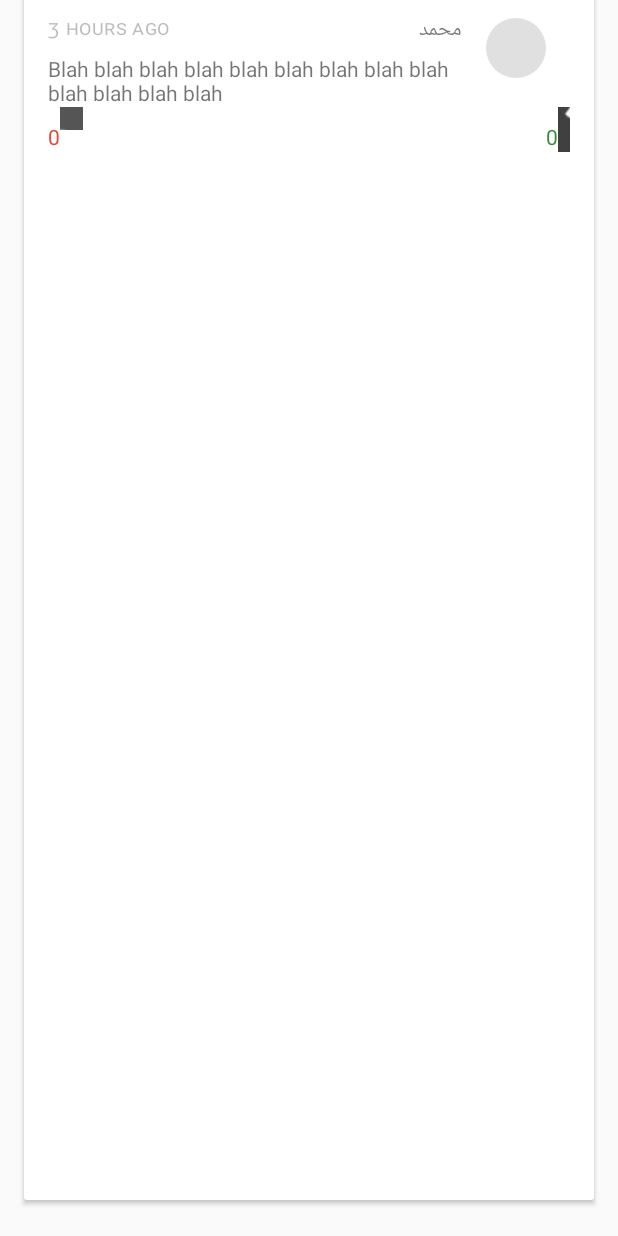
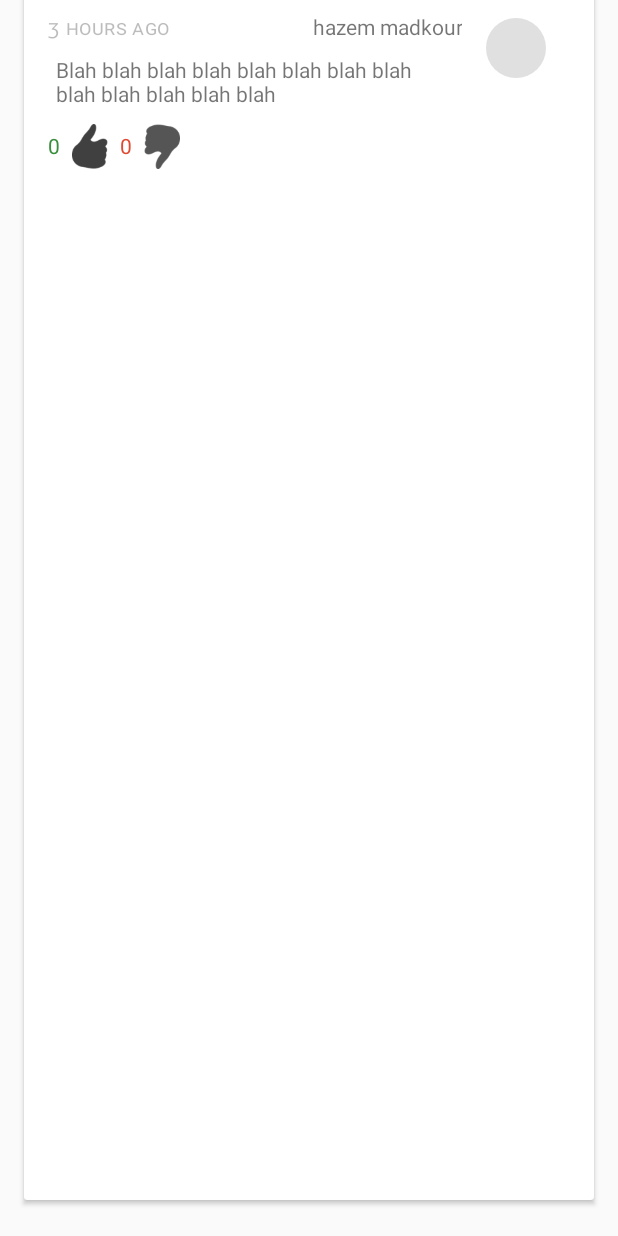
Before and after one commit to Ref3at/3roodk, an Android app: the layout comment_item.xml on its own in the app's theme, with its tools: preview values and no code run, on a phone screen of 412 x 824 dp. Run offline under Robolectric (Android 15) with nearby library versions, the phone set to English and light mode, and no system bars.

Commit message:
improve comments ui

```diff
--- a/app/src/main/res/layout/comment_item.xml
+++ b/app/src/main/res/layout/comment_item.xml
@@ -9,110 +9,113 @@
     android:layout_marginBottom="@dimen/md_keylines"
     android:layout_marginLeft="@dimen/md_keylines"
     android:layout_marginRight="@dimen/md_keylines"
-    android:foreground="?attr/selectableItemBackground">
+>
 
 
 
 
 <RelativeLayout xmlns:android="http://schemas.android.com/apk/res/android"
+    xmlns:tools="http://schemas.android.com/tools"
     android:layout_width="match_parent"
     android:layout_height="wrap_content"
-    xmlns:tools="http://schemas.android.com/tools"
+    android:background="@drawable/comment_background"
+    android:clipToPadding="false"
+    android:descendantFocusability="blocksDescendants"
+    android:foreground="?android:selectableItemBackground"
+    android:layoutDirection="rtl"
     android:minHeight="?android:listPreferredItemHeight"
+    android:paddingBottom="@dimen/padding_normal"
+    android:paddingEnd="@dimen/padding_normal"
+    android:paddingRight="@dimen/padding_normal"
     android:paddingTop="@dimen/padding_normal"
-    android:layoutDirection="rtl"
-    android:paddingEnd="@dimen/padding_normal"
-    android:paddingBottom="@dimen/padding_normal"
-    android:clipToPadding="false"
-    android:foreground="?android:selectableItemBackground"
-    android:background="@drawable/comment_background"
-    android:stateListAnimator="@animator/comment_selection"
-    android:descendantFocusability="blocksDescendants"
-    android:paddingRight="@dimen/padding_normal">
+    android:stateListAnimator="@animator/comment_selection">
 
 
     <ImageView
-        android:id="@+id/player_avatar"
+        android:id="@+id/user_avatar"
         android:layout_width="@dimen/avatar_bounds"
         android:layout_height="@dimen/avatar_bounds"
+        android:layout_alignParentLeft="true"
+        android:layout_alignParentStart="true"
         android:layout_alignParentTop="true"
-        android:layout_alignParentStart="true"
         android:layout_marginEnd="@dimen/avatar_margin"
         android:layout_marginStart="@dimen/avatar_margin"
+        android:foreground="@drawable/avatar_ripple"
         android:padding="@dimen/avatar_padding"
-        android:stateListAnimator="@animator/raise"
         android:src="@drawable/avatar_placeholder"
-        android:foreground="@drawable/avatar_ripple"
-        android:layout_alignParentLeft="true" />
+        android:stateListAnimator="@animator/raise" />
 
     <TextView
         android:id="@+id/txtTime"
         android:layout_width="wrap_content"
         android:layout_height="wrap_content"
+        android:layout_alignParentEnd="true"
+        android:layout_alignParentRight="true"
         android:layout_alignParentTop="true"
-        android:layout_alignParentEnd="true"
         android:textAppearance="@style/TextAppearance.CommentTimestamp"
-        tools:text="3 hours ago"
-        android:layout_alignParentRight="true" />
+        tools:text="3 hours ago" />
 
     <TextView
         android:id="@+id/txtName"
+        android:textAlignment="textEnd"
         android:layout_width="0dp"
         android:layout_height="wrap_content"
-        android:layout_toEndOf="@id/player_avatar"
+        android:layout_marginEnd="@dimen/spacing_normal"
+        android:layout_marginRight="@dimen/spacing_normal"
+        android:layout_toEndOf="@id/user_avatar"
+        android:layout_toLeftOf="@id/txtTime"
+        android:layout_toRightOf="@id/user_avatar"
         android:layout_toStartOf="@id/txtTime"
-        android:layout_marginEnd="@dimen/spacing_normal"
+        android:ellipsize="end"
+        android:gravity="start"
         android:lines="1"
-        android:gravity="start"
-        android:ellipsize="end"
-        tools:text="محمد"
-        android:layout_toRightOf="@id/player_avatar"
-        android:layout_toLeftOf="@id/txtTime"
-        android:layout_marginRight="@dimen/spacing_normal" />
+        tools:text="hazem madkour" />
 
     <TextView
         android:id="@+id/txtComment"
         android:layout_width="0dp"
+        android:padding="5dp"
         android:layout_height="wrap_content"
-        android:layout_toEndOf="@id/player_avatar"
+        android:layout_alignParentEnd="true"
+        android:layout_alignParentRight="true"
         android:layout_below="@id/txtName"
-        android:layout_alignParentEnd="true"
         android:layout_marginTop="@dimen/spacing_micro"
+        android:layout_toEndOf="@id/user_avatar"
+        android:layout_toRightOf="@id/user_avatar"
+        android:textColorHighlight="@color/authui_colorPrimary"
         android:textColorLink="@color/authui_colorActivated"
-        android:textColorHighlight="@color/authui_colorPrimary"
-        tools:text="Blah blah blah blah blah blah blah blah blah blah blah blah blah"
-        android:layout_toRightOf="@id/player_avatar"
-        android:layout_alignParentRight="true" />
+        tools:text="Blah blah blah blah blah blah blah blah blah blah blah blah blah" />
 
     <TextView
         android:id="@+id/txtLikeNumber"
         android:layout_width="wrap_content"
         android:layout_height="@dimen/comment_actions_height"
+        android:layout_alignParentEnd="true"
+        android:layout_alignParentRight="true"
+        android:layout_below="@id/txtComment"
+        android:layout_marginEnd="@dimen/comment_like_margin_adjustment"
+        android:layout_marginRight="@dimen/comment_like_margin_adjustment"
+        android:background="?android:selectableItemBackgroundBorderless"
+        android:gravity="end|center_vertical"
         android:padding="@dimen/spacing_normal"
         android:paddingTop="@dimen/spacing_normal"
-        android:layout_marginEnd="@dimen/comment_like_margin_adjustment"
-        android:gravity="end|center_vertical"
-        android:layout_alignParentEnd="false"
-        android:layout_below="@id/txtComment"
+        android:text="0"
         android:textColor="@color/dark_green"
-        android:text="0"
-        android:background="?android:selectableItemBackgroundBorderless"
-        tools:targetApi="lollipop"
-        android:layout_alignParentRight="true"
-        android:layout_marginRight="@dimen/comment_like_margin_adjustment" />
+        tools:targetApi="lollipop" />
 
     <ImageButton
         android:id="@+id/btnLike"
-        android:layout_width="30dp"
-        android:layout_height="30dp"
-        android:padding="@dimen/spacing_normal"
+        android:layout_width="40dp"
+        android:layout_height="40dp"
+        android:layout_below="@id/txtComment"
         android:layout_marginEnd="@dimen/comment_like_margin_adjustment"
-        android:layout_toStartOf="@id/txtLikeNumber"
-        android:layout_below="@id/txtComment"
-        android:src="@drawable/likegray"
-        android:background="?android:selectableItemBackgroundBorderless"
         android:layout_marginRight="@dimen/comment_like_margin_adjustment"
         android:layout_toLeftOf="@id/txtLikeNumber"
+        android:layout_toStartOf="@id/txtLikeNumber"
+        android:background="?android:selectableItemBackgroundBorderless"
+        android:padding="8dp"
+        android:scaleType="centerCrop"
+        android:src="@drawable/likegray"
         tools:targetApi="lollipop" />
 
 
@@ -120,33 +123,32 @@
         android:id="@+id/txtDisikeNumber"
         android:layout_width="wrap_content"
         android:layout_height="@dimen/comment_actions_height"
+        android:layout_below="@id/txtComment"
+        android:layout_toLeftOf="@id/btnLike"
+        android:layout_toStartOf="@id/btnLike"
+        android:layout_marginEnd="@dimen/comment_like_margin_adjustment"
+        android:layout_marginRight="@dimen/comment_like_margin_adjustment"
+        android:background="?android:selectableItemBackgroundBorderless"
+        android:gravity="end|center_vertical"
         android:padding="@dimen/spacing_normal"
-        android:layout_toStartOf="@id/btnLike"
         android:paddingTop="@dimen/spacing_normal"
-        android:layout_marginEnd="@dimen/comment_like_margin_adjustment"
-        android:gravity="end|center_vertical"
-        android:layout_alignParentEnd="true"
-        android:layout_below="@id/txtComment"
+        android:text="0"
         android:textColor="@color/accent"
-        android:text="0"
-        android:background="?android:selectableItemBackgroundBorderless"
-        tools:targetApi="lollipop"
-        android:layout_alignParentRight="true"
-        android:layout_marginRight="@dimen/comment_like_margin_adjustment"
-        android:layout_toLeftOf="@id/btnLike" />
+        tools:targetApi="lollipop" />
 
     <ImageButton
         android:id="@+id/btnDislike"
-        android:layout_width="15dp"
-        android:layout_height="15dp"
-        android:padding="@dimen/spacing_normal"
+        android:layout_width="40dp"
+        android:layout_height="40dp"
+        android:layout_below="@id/txtComment"
         android:layout_marginEnd="@dimen/comment_like_margin_adjustment"
+        android:layout_marginRight="@dimen/comment_like_margin_adjustment"
+        android:layout_toLeftOf="@id/txtDisikeNumber"
         android:layout_toStartOf="@id/txtDisikeNumber"
-        android:layout_below="@id/txtComment"
+        android:background="?android:selectableItemBackgroundBorderless"
+        android:padding="8dp"
+        android:scaleType="centerCrop"
         android:src="@drawable/dislikegray"
-        android:background="?android:selectableItemBackgroundBorderless"
-        android:layout_marginRight="@dimen/comment_like_margin_adjustment"
-        android:layout_toLeftOf="@id/txtLikeNumber"
         tools:targetApi="lollipop" />
 
 
```
Also changed, not shown: app/src/main/java/com/app3roodk/Schema/Comments.java (+10 -0 lines), app/src/main/java/com/app3roodk/UI/DetailActivity/DetailFragment.java (+47 -8 lines), app/src/main/res/layout/fragment_detail.xml (+11 -1 lines).
